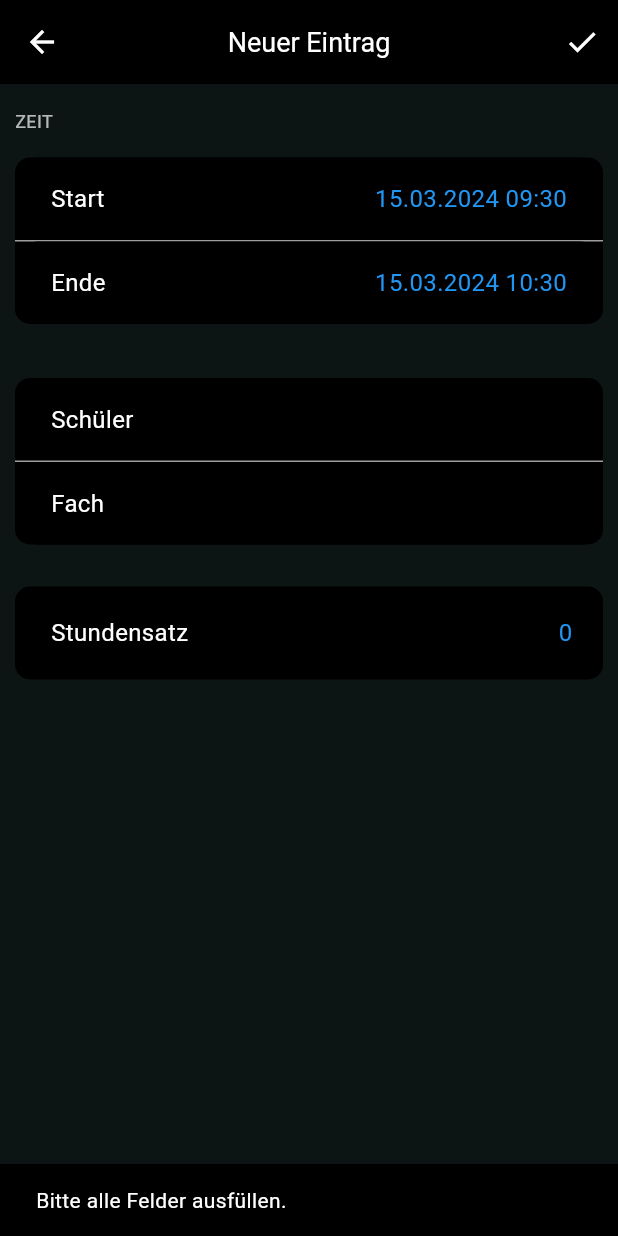
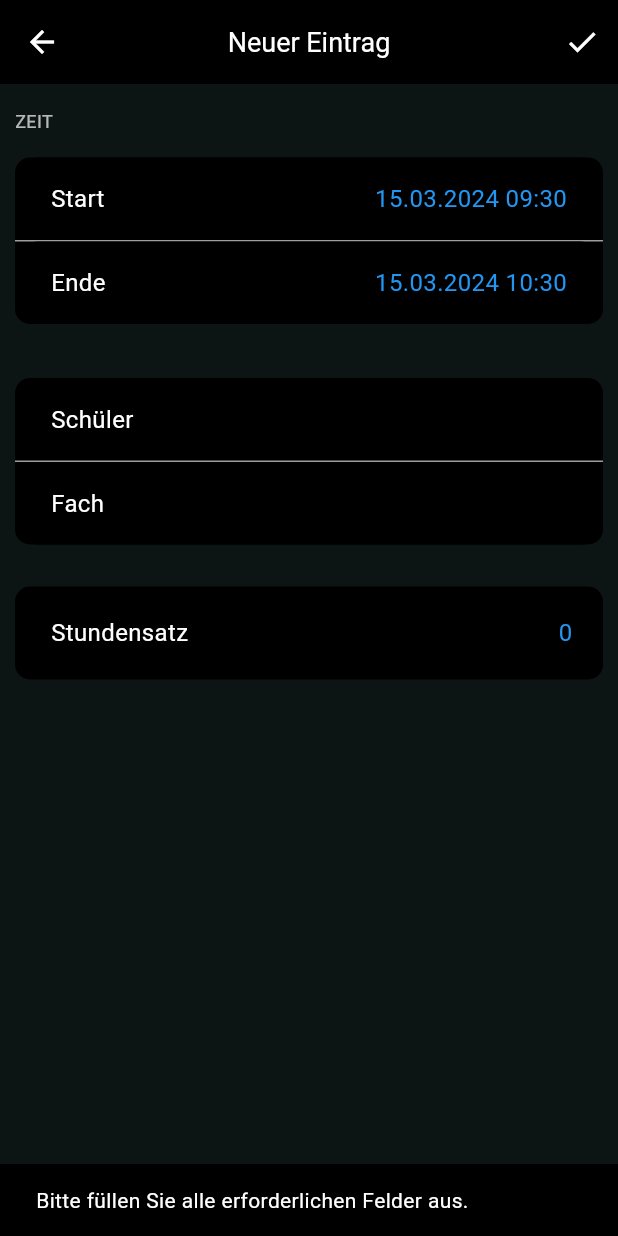
Before and after one commit to DanielDa1998/kwa_app, a Flutter app: the NewLesson screen opened directly, after a tap on the "check" icon, on a phone screen of 412 x 824 dp. Run offline on Flutter 3.47's test engine with Material 3 defaults, Android fonts, the phone set to English and light mode, and no system bars; our stand-ins replace cloud_firestore, firebase_core; accounts and stored records are empty.

Commit message:
15.03.2024

```diff
--- a/lib/new_lesson.dart
+++ b/lib/new_lesson.dart
@@ -262,74 +262,67 @@ class _NewLessonState extends State<NewLesson> {
 
   void _saveLesson() async {
     final String payRateString = stundensatzController.text.trim();
-    final double? hourlyPay =
-        double.tryParse(payRateString); // Stundensatz als double
+    final double? hourlyPay = double.tryParse(payRateString);
 
     if (selectedStartTime != null &&
         selectedEndTime != null &&
         ausgewaehltesFach != null &&
-        ausgewaehlteSchueler.isNotEmpty &&
-        hourlyPay != null) {
-      final DateTime start = DateTime(
-          selectedStartTime!.year,
-          selectedStartTime!.month,
-          selectedStartTime!.day,
-          selectedStartTime!.hour,
-          selectedStartTime!.minute);
-      final DateTime end = DateTime(
-          selectedEndTime!.year,
-          selectedEndTime!.month,
-          selectedEndTime!.day,
-          selectedEndTime!.hour,
-          selectedEndTime!.minute);
-      final int durationInMinutes = end.difference(start).inMinutes;
-      double durationInHours = durationInMinutes / 60.0;
-      double totalPay = durationInHours *
-          hourlyPay; // Gesamtbetrag basierend auf Stundenanzahl und Stundensatz
+        hourlyPay != null &&
+        ausgewaehlteSchueler.isNotEmpty) {
+      // Verwende den ersten Schülernamen aus der Liste
+      final String studentName = ausgewaehlteSchueler.first;
+      DocumentReference? studentRef;
 
-      DocumentReference studentRef;
       try {
-        QuerySnapshot studentsQuery = await FirebaseFirestore.instance
+        // Hole die ID des Schülers aus der students-Sammlung
+        QuerySnapshot studentQuery = await FirebaseFirestore.instance
             .collection('students')
-            .where('name', isEqualTo: ausgewaehlteSchueler.first)
+            .where('name', isEqualTo: studentName)
             .get();
-        if (studentsQuery.docs.isNotEmpty) {
-          studentRef = studentsQuery.docs.first.reference;
-        } else {
-          ScaffoldMessenger.of(context).showSnackBar(SnackBar(
-              content: Text('Schüler wurde nicht in der Datenbank gefunden.')));
-          return;
-        }
-      } catch (e) {
-        ScaffoldMessenger.of(context).showSnackBar(SnackBar(
-            content: Text('Fehler beim Abrufen der Schülerinformationen: $e')));
-        return;
+
+        if (studentQuery.docs.isEmpty) {
+          throw Exception(
+              'Schülerdatensatz mit Name $studentName existiert nicht in der Datenbank');
         }
 
-      final lesson = {
-        'date_start': start,
-        'date_end': end,
+        // Wenn der Schüler gefunden wurde
+        studentRef = studentQuery.docs.first.reference;
+
+        // Berechne den Gesamtbetrag basierend auf der Dauer und dem Stundensatz
+        final int durationInMinutes =
+            selectedEndTime!.difference(selectedStartTime!).inMinutes;
+        final double totalPay = durationInMinutes / 60 * hourlyPay;
+
+        // Erstelle das lesson-Dokument
+        final lessonData = {
+          'date_start': selectedStartTime,
+          'date_end': selectedEndTime,
+          'hourly_pay': hourlyPay,
+          'pay': totalPay,
+          'student': studentRef,
+          'student_name': studentName,
           'subject': ausgewaehltesFach,
-        'student': studentRef,
-        'pay': totalPay, // Gesamtbetrag der Unterrichtsstunde
-        'hourly_pay': hourlyPay, // Stundensatz pro Stunde
           'teacher': FirebaseFirestore.instance
               .collection('teachers')
               .doc(loggedInTeacherId),
         };
 
-      try {
-        await FirebaseFirestore.instance.collection('lesson').add(lesson);
-        ScaffoldMessenger.of(context).showSnackBar(
-            SnackBar(content: Text('Unterrichtsstunde gespeichert.')));
-        Navigator.of(context).pop();
+        // Speichere das neue lesson-Dokument in Firestore
+        await FirebaseFirestore.instance.collection('lesson').add(lessonData);
+
+        ScaffoldMessenger.of(context).showSnackBar(SnackBar(
+          content: Text('Unterrichtsstunde erfolgreich gespeichert.'),
+        ));
+        Navigator.of(context).pop(); // Gehe zurück zur vorherigen Seite
       } catch (e) {
         ScaffoldMessenger.of(context).showSnackBar(SnackBar(
-            content: Text('Fehler beim Speichern der Unterrichtsstunde: $e')));
+          content: Text('Es gab ein Problem beim Speichern: $e'),
+        ));
       }
     } else {
-      ScaffoldMessenger.of(context).showSnackBar(
-          SnackBar(content: Text('Bitte alle Felder ausfüllen.')));
+      ScaffoldMessenger.of(context).showSnackBar(SnackBar(
+        content: Text('Bitte füllen Sie alle erforderlichen Felder aus.'),
+      ));
     }
   }
 
```
Also changed, not shown: lib/lesson_editor.dart (+26 -49 lines). Lines whose indentation alone changed are shown as unchanged.
